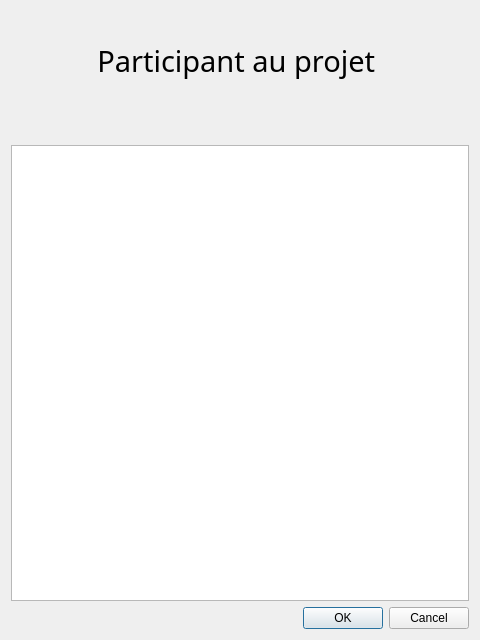
workspacerg/Juntos, file App/Juntos/addpeopledialog.ui: the form before one commit.
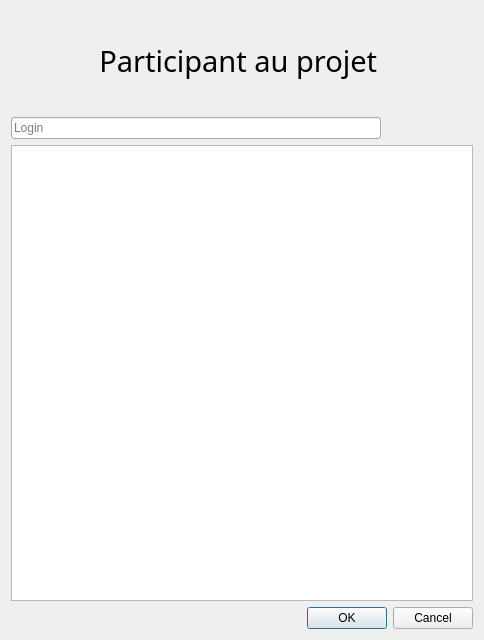
The form after the commit. Icons and pictures are not drawn.

The edit to the form file:
```diff
--- a/App/Juntos/addpeopledialog.ui
+++ b/App/Juntos/addpeopledialog.ui
@@ -38,6 +38,19 @@
    </item>
    <item>
     <layout class="QHBoxLayout" name="horizontalLayout_2">
+     <item>
+      <widget class="QLineEdit" name="lineEdit">
+       <property name="minimumSize">
+        <size>
+         <width>370</width>
+         <height>0</height>
+        </size>
+       </property>
+       <property name="placeholderText">
+        <string>Login</string>
+       </property>
+      </widget>
+     </item>
      <item>
       <spacer name="horizontalSpacer_2">
        <property name="orientation">
```
Left out of the diff: 4 changed lines with no effect on the pictures.
